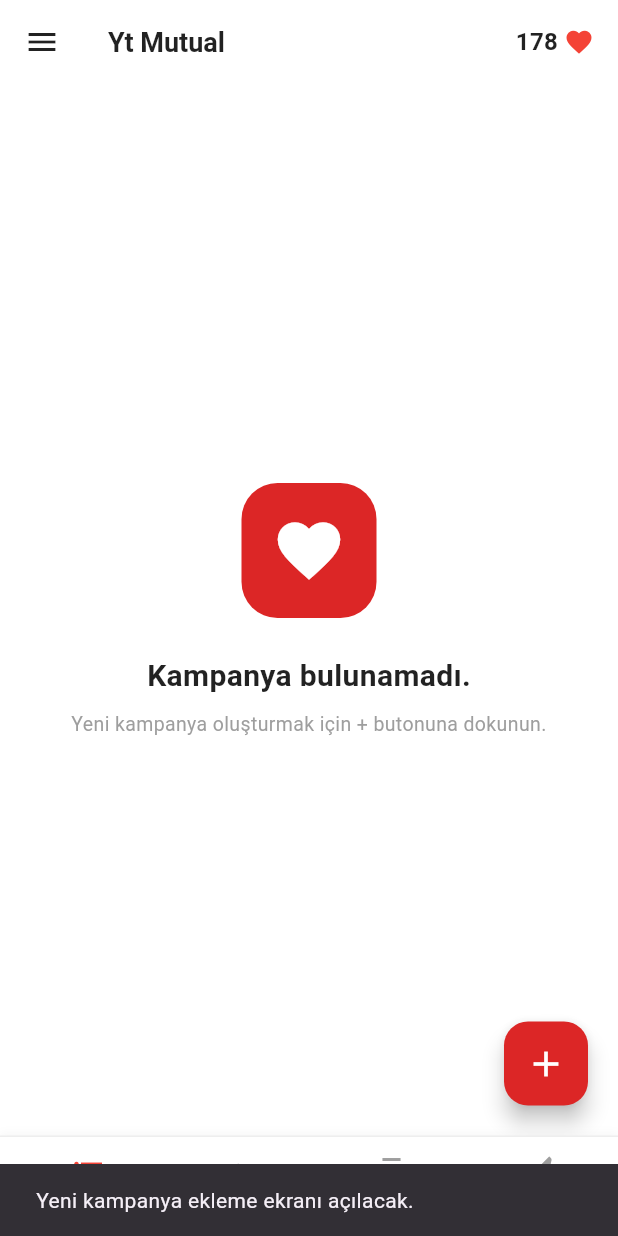
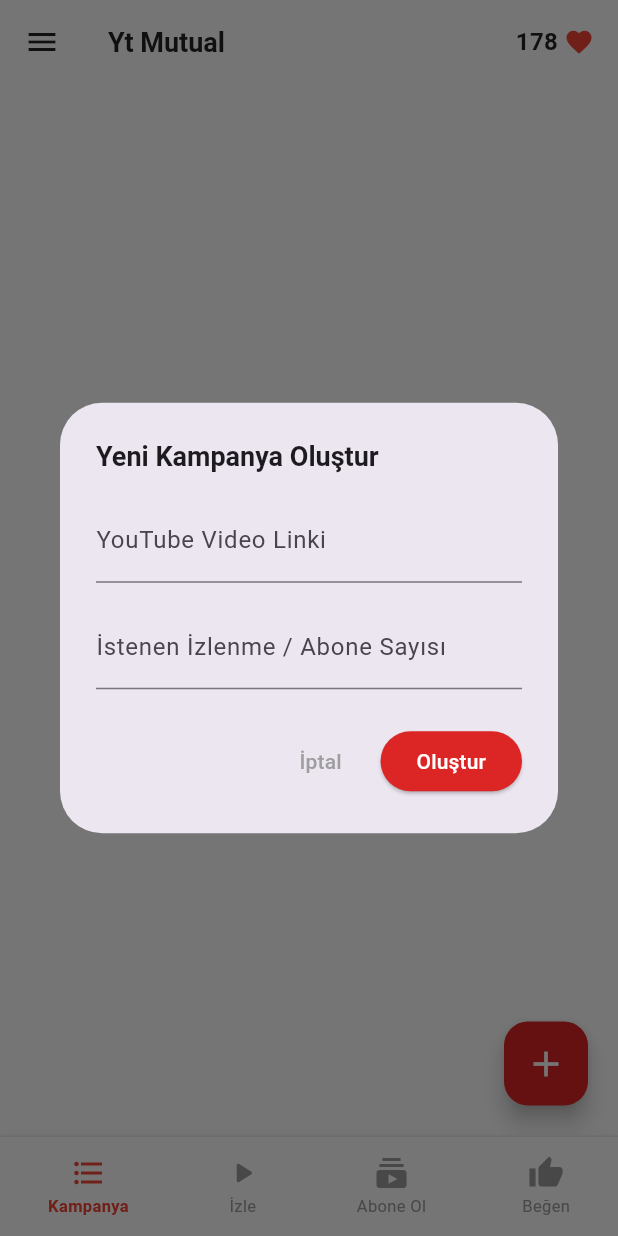
Before and after one commit to mehmetozeldir-netizen/yt-_mutual, a Flutter app: the DashboardScreen screen opened directly with empty values, after a tap on the "add" icon, on a phone screen of 412 x 824 dp. Run offline on Flutter 3.47's test engine with Material 3 defaults, Android fonts, the light colour scheme and no system bars; our stand-ins replace google_sign_in, shared_preferences; accounts and stored records are empty.

Commit message:
Update main.dart

```diff
--- a/lib/main.dart
+++ b/lib/main.dart
@@ -278,14 +278,10 @@ class _DashboardScreenState extends State<DashboardScreen> {
     _puaniYukle();
   }
 
-  // Puanı hem e-postaya özel hem de genel kalıcı anahtardan ortak okuyoruz
   Future<void> _puaniYukle() async {
     final prefs = await SharedPreferences.getInstance();
-
     int? emailPuani = prefs.getInt('kullanici_puani_${widget.userEmail}');
     int? genelPuan = prefs.getInt('kalici_genel_puan_miktari');
-
-    // Eğer daha önce kaydedilmiş bir puan varsa en güncelini alıyoruz, yoksa varsayılan 178 kullanıyoruz
     int yuklenenPuan = emailPuani ?? genelPuan ?? 178;
 
     setState(() {
@@ -293,7 +289,6 @@ class _DashboardScreenState extends State<DashboardScreen> {
     });
   }
 
-  // Puanı iki farklı anahtara birden kaydederek kaybolmasını engelliyoruz
   Future<void> _puanKaydet(int yeniPuan) async {
     final prefs = await SharedPreferences.getInstance();
     await prefs.setInt('kullanici_puani_${widget.userEmail}', yeniPuan);
@@ -330,6 +325,64 @@ class _DashboardScreenState extends State<DashboardScreen> {
     _puanKaydet(yeniBakiye);
     ScaffoldMessenger.of(context).showSnackBar(
       const SnackBar(content: Text('Tebrikler! +48 Puan eklendi.')),
+    );
+  }
+
+  // Artı butonuna basıldığında açılacak Kampanya Ekleme Penceresi
+  void _kampanyaEklePenceresiAc() {
+    final TextEditingController urlController = TextEditingController();
+    final TextEditingController miktarController = TextEditingController();
+
+    showDialog(
+      context: context,
+      builder: (context) {
+        return AlertDialog(
+          title: const Text('Yeni Kampanya Oluştur', style: TextStyle(fontSize: 18, fontWeight: FontWeight.bold)),
+          content: Column(
+            mainAxisSize: MainAxisSize.min,
+            children: [
+              TextField(
+                controller: urlController,
+                decoration: const InputDecoration(
+                  labelText: 'YouTube Video Linki',
+                  hintText: 'https://www.youtube.com/watch?v=...',
+                ),
+              ),
+              const SizedBox(height: 15),
+              TextField(
+                controller: miktarController,
+                keyboardType: TextInputType.number,
+                decoration: const InputDecoration(
+                  labelText: 'İstenen İzlenme / Abone Sayısı',
+                  hintText: 'Örn: 10',
+                ),
+              ),
+            ],
+          ),
+          actions: [
+            TextButton(
+              onPressed: () => Navigator.pop(context),
+              child: const Text('İptal', style: TextStyle(color: Colors.grey)),
+            ),
+            ElevatedButton(
+              style: ElevatedButton.styleFrom(backgroundColor: const Color(0xFFDC2626)),
+              onPressed: () {
+                if (urlController.text.isNotEmpty) {
+                  Navigator.pop(context);
+                  ScaffoldMessenger.of(context).showSnackBar(
+                    const SnackBar(content: Text('Kampanya başarıyla oluşturuldu!')),
+                  );
+                } else {
+                  ScaffoldMessenger.of(context).showSnackBar(
+                    const SnackBar(content: Text('Lütfen geçerli bir YouTube linki girin.')),
+                  );
+                }
+              },
+              child: const Text('Oluştur', style: TextStyle(color: Colors.white)),
+            ),
+          ],
+        );
+      },
     );
   }
 
@@ -757,22 +810,21 @@ class _DashboardScreenState extends State<DashboardScreen> {
             ),
           ),
         ),
+        // Artı butonuna tıklama fonksiyonu bağlandı
         Positioned(
           bottom: 20,
           right: 20,
           child: FloatingActionButton(
             backgroundColor: const Color(0xFFDC2626),
-            onPressed: () {
-              ScaffoldMessenger.of(context).showSnackBar(
-                const SnackBar(content: Text('Yeni kampanya ekleme ekranı açılacak.')),
-              );
-            },
+            onPressed: _kampanyaEkraniAcilsinMi ? null : _kampanyaEklePenceresiAc,
             child: const Icon(Icons.add, color: Colors.white, size: 28),
           ),
         ),
       ],
     );
   }
+
+  bool get _kampanyaEkraniAcilsinMi => false;
 
   Widget _buildDrawerItem(IconData icon, String title, VoidCallback onTap, {bool isRed = false}) {
     return ListTile(
```
